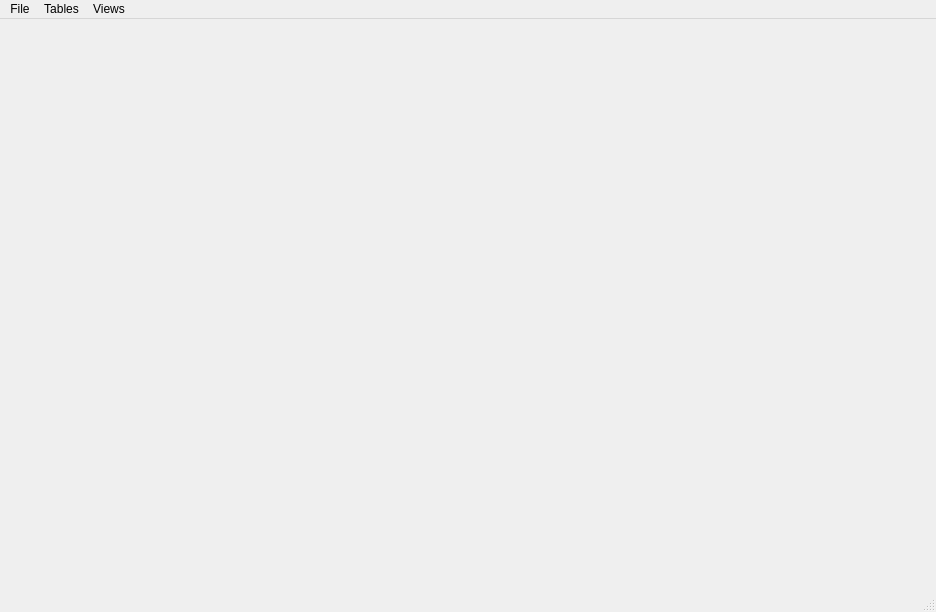
Before: the Qt Designer form ui/SydMainWindow.ui in OpenSyd/syd_ui, drawn with Qt 5.
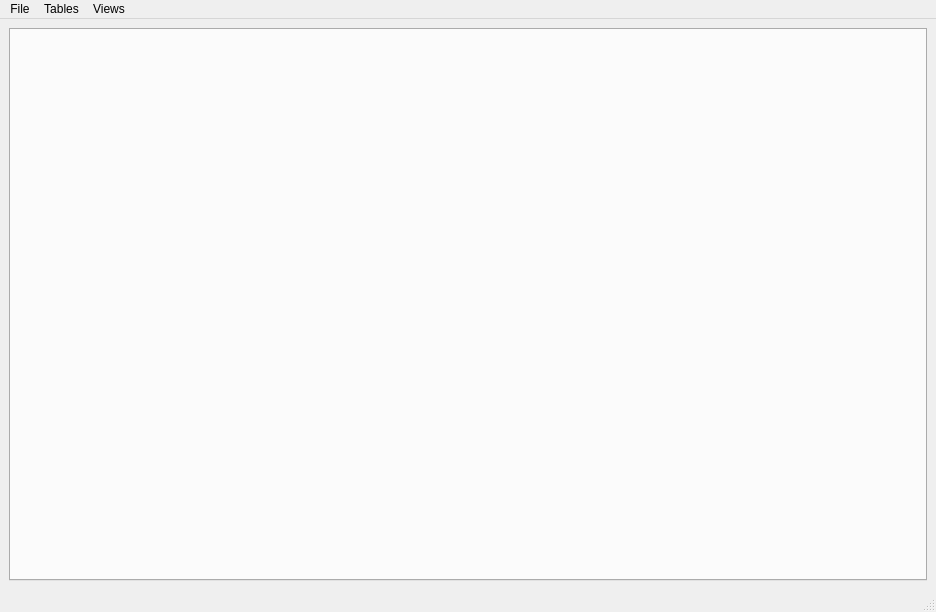
After: the same form once the commit is applied.

```diff
--- a/ui/SydMainWindow.ui
+++ b/ui/SydMainWindow.ui
@@ -13,7 +13,17 @@
   <property name="windowTitle">
    <string>MainWindow</string>
   </property>
-  <widget class="QWidget" name="central_widget"/>
+  <widget class="QWidget" name="central_widget">
+   <layout class="QGridLayout" name="gridLayout">
+    <item row="0" column="0">
+     <widget class="QTabWidget" name="tab_widget">
+      <property name="currentIndex">
+       <number>-1</number>
+      </property>
+     </widget>
+    </item>
+   </layout>
+  </widget>
   <widget class="QMenuBar" name="menubar">
    <property name="geometry">
     <rect>
```
